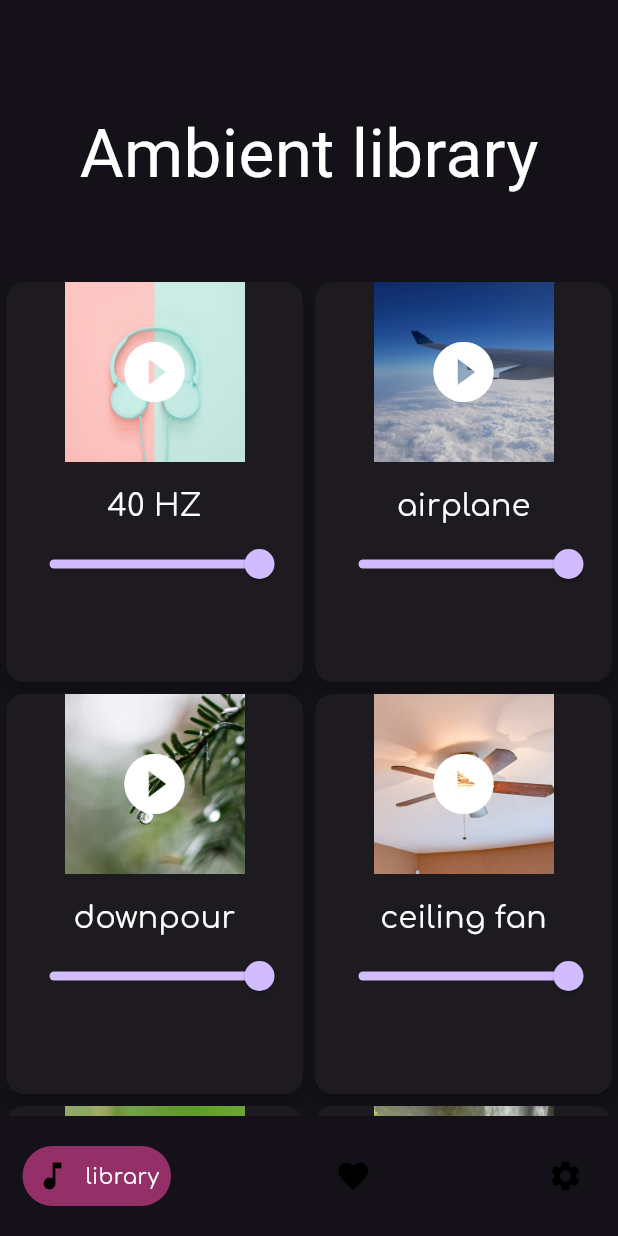
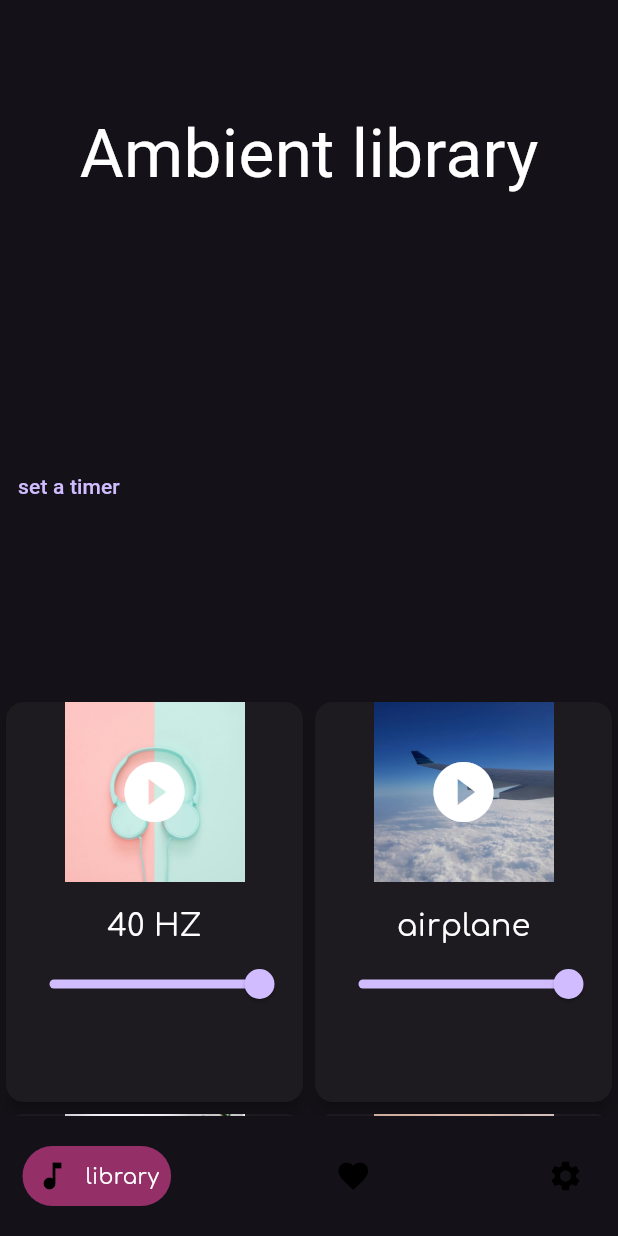
Before and after one commit to Alkonosttt/Hypnos, a Flutter app: the screen it shows after launch, on a phone screen of 412 x 824 dp. Run offline on Flutter 3.47's test engine with Material 3 defaults, Android fonts, the phone set to English and light mode, and no system bars; drawn by our look-alikes of google_nav_bar; our stand-ins replace audioplayers, google_fonts; missing offline and left inert: markdown_widget.

Commit message:
Added a timer button to the library page

```diff
--- a/lib/library.dart
+++ b/lib/library.dart
@@ -22,6 +22,20 @@ class _LibraryPageState extends State<LibraryPage> {
               style: GoogleFonts.caesarDressing(fontSize: 45),
             ),
           ),
+          Expanded(
+            child: Row(
+              children: [
+                TextButton(
+                  onPressed:
+                      () =>
+                          throw UnimplementedError(
+                            'Button press not yet implemented',
+                          ),
+                  child: Text('set a timer'),
+                ),
+              ],
+            ),
+          ),
           Expanded(child: LibraryGrid()),
         ],
       ),
```
